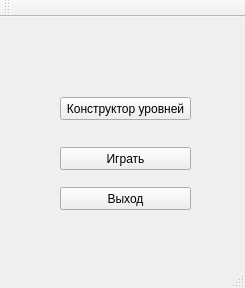
Above: mainwindow.ui from AraftenyMax/Arcade before the change. Below: the same form after it.
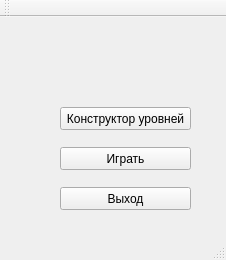
That is the form after the change.

What changed in the file:
```diff
--- a/mainwindow.ui
+++ b/mainwindow.ui
@@ -6,8 +6,8 @@
    <rect>
     <x>0</x>
     <y>0</y>
-    <width>245</width>
-    <height>288</height>
+    <width>226</width>
+    <height>260</height>
    </rect>
   </property>
   <property name="windowTitle">
@@ -18,7 +18,7 @@
     <property name="geometry">
      <rect>
       <x>60</x>
-      <y>80</y>
+      <y>90</y>
       <width>131</width>
       <height>23</height>
      </rect>
```
Left out of the diff: 2 changed lines with no effect on the pictures.
